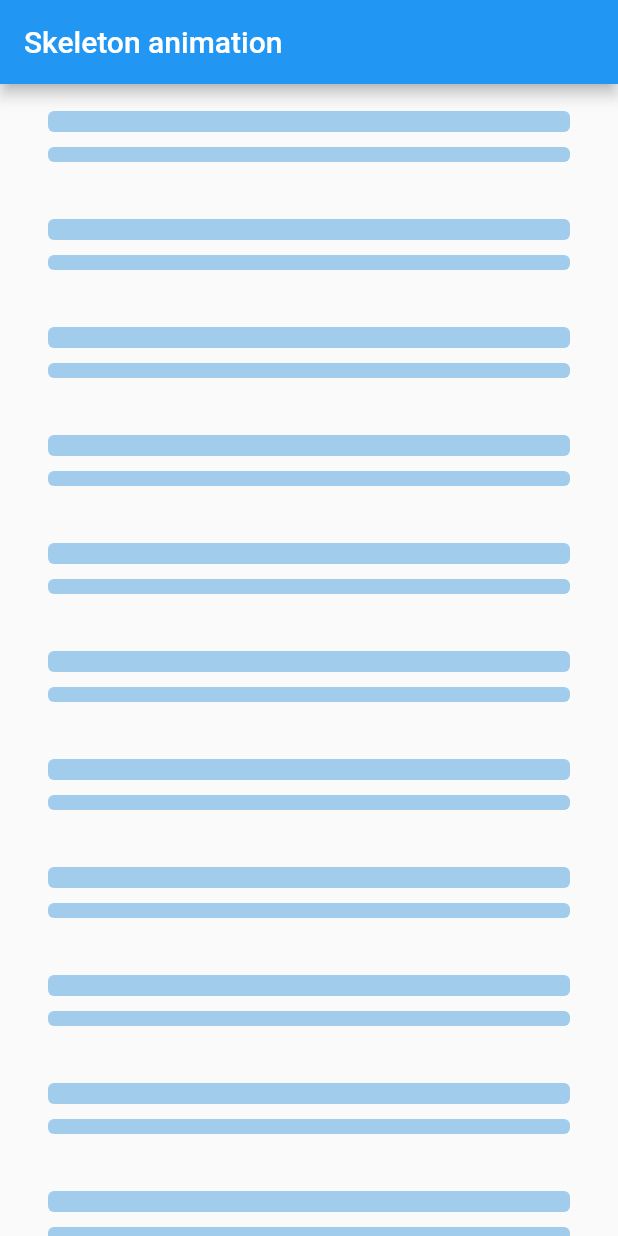
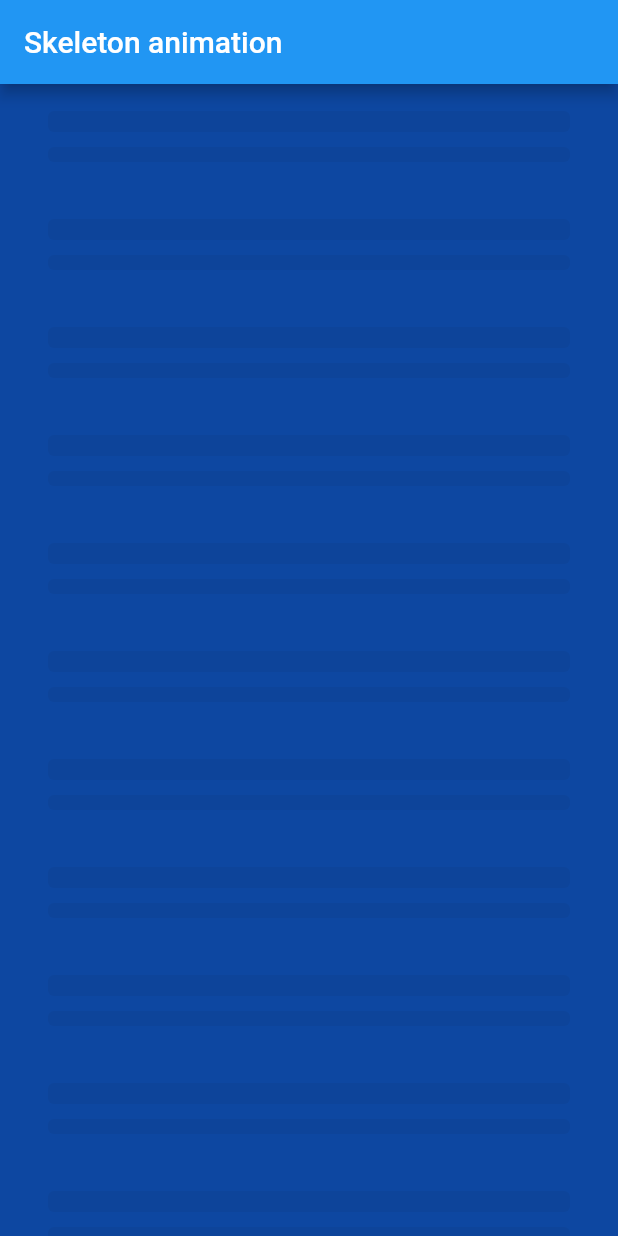
Before and after one commit to wjtje/flutter-skeleton-animation, a Flutter app: the screen it shows after launch, on a phone screen of 412 x 824 dp. Run offline on Flutter 3.47's test engine with Material 2 defaults, Android fonts, the phone set to English and light mode, and no system bars.

Commit message:
Added a new option to set the parrent background

```diff
--- a/example/lib/main.dart
+++ b/example/lib/main.dart
@@ -15,6 +15,7 @@ class MyApp extends StatelessWidget {
         ),
         body: Container(
             padding: EdgeInsets.symmetric(horizontal: 16.0),
+            color: Colors.blue.shade900,
             child: CustomScrollView(
               slivers: [
                 SliverList(
@@ -22,10 +23,12 @@ class MyApp extends StatelessWidget {
                       (context, i) => ListTile(
                             title: Skeleton(
                               style: SkeletonStyle.text,
+                              parentBackgroundColor: Colors.blue.shade900,
                               height: 14.0,
                             ),
                             subtitle: Skeleton(
                               style: SkeletonStyle.text,
+                              parentBackgroundColor: Colors.blue.shade900,
                               height: 10.0,
                             ),
                             onTap: () {},
--- a/lib/skeleton_animation.dart
+++ b/lib/skeleton_animation.dart
@@ -46,6 +46,13 @@ class Skeleton extends StatefulWidget {
   /// The hightlight color for the skeleton
   final Color hightlightColor;
 
+  /// The background color of the parrent
+  ///
+  /// If this is empty the skeleton will use the default white (or dark) background.
+  /// But if you are using a diffent color background please set this to the correct colour to make sure the animation is displaying currently.
+
+  final Color parentBackgroundColor;
+
   /// The width of the skeleton
   final double width;
 
@@ -67,6 +74,7 @@ class Skeleton extends StatefulWidget {
       // Use default colors
       this.baseColor,
       this.hightlightColor = const Color(0xFFF4F4F4),
+      this.parentBackgroundColor,
       // Use default size
       this.width = 200.0,
       this.height = 60.0,
@@ -138,11 +146,12 @@ class _SkeletonState extends State<Skeleton>
     Color _themeTextColor = Theme.of(context).textTheme.bodyText1.color;
     double _themeOpacity =
         Theme.of(context).brightness == Brightness.light ? 0.11 : 0.13;
+    Color _parrentBackground = widget.parentBackgroundColor ??
+        Theme.of(context).scaffoldBackgroundColor;
     // Generate the correct color
-    Color _baseColor = (widget.baseColor == null)
-        ? Color.alphaBlend(_themeTextColor.withOpacity(_themeOpacity),
-            Colors.blue)
-        : widget.baseColor;
+    Color _baseColor = widget.baseColor ??
+        Color.alphaBlend(
+            _themeTextColor.withOpacity(_themeOpacity), _parrentBackground);
 
     return AnimatedBuilder(
       animation: _controller,
```
Also changed, not shown: 1 other file.
